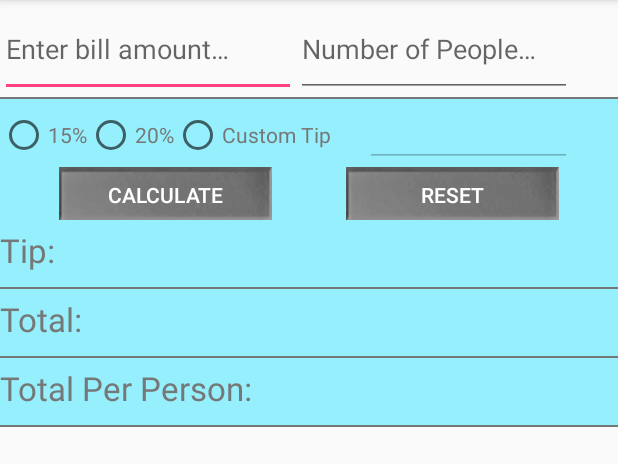
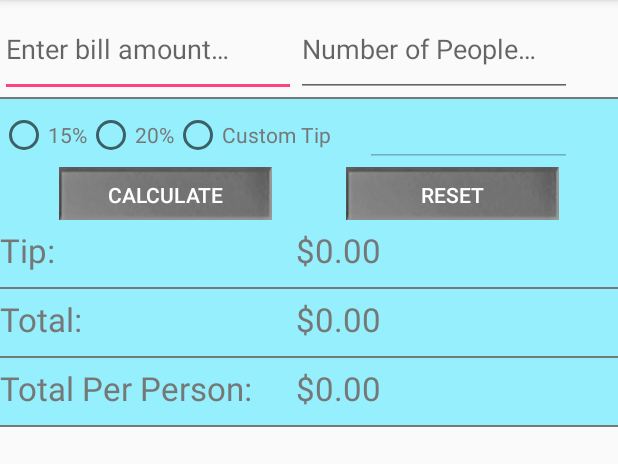
Before and after one commit to sarahryann11/TipCalculator-counter, an Android app: the screen it shows after launch (MainActivity), after a tap on "RESET", on a phone screen of 412 x 824 dp, the part 84-548 px from its top. Run offline under Robolectric (Android 15) with nearby library versions, the phone set to English and light mode, and no system bars.

Commit message:
Finalizing code

```diff
--- a/app/src/main/java/csci490/tipcalculator_counter/MainActivity.java
+++ b/app/src/main/java/csci490/tipcalculator_counter/MainActivity.java
@@ -1,3 +1,5 @@
+//Sarah Nicholson
+
 package csci490.tipcalculator_counter;
 
 import android.content.DialogInterface;
@@ -16,6 +18,7 @@ import android.view.View.OnClickListener;
 import android.view.View.OnKeyListener;
 import android.widget.RadioGroup.OnCheckedChangeListener;
 import android.widget.Toast;
+import java.text.NumberFormat;
 
 public class MainActivity extends AppCompatActivity {
 
@@ -36,6 +39,9 @@ public class MainActivity extends AppCompatActivity {
 
     private int otherTipChecked = -1;
 
+    //to format totals
+    private NumberFormat decFormat = NumberFormat.getCurrencyInstance();
+
     @Override
     public void onCreate(Bundle savedInstanceState) {
         super.onCreate(savedInstanceState);
@@ -49,6 +55,7 @@ public class MainActivity extends AppCompatActivity {
         numPeople = (EditText) findViewById(R.id.numPeople);
         tipOther = (EditText) findViewById(R.id.tipOther);
 
+        //put cursor in EditText to edit bill amount
         billAmount.requestFocus();
 
         calculateButton = (Button) findViewById(R.id.button);
@@ -67,6 +74,7 @@ public class MainActivity extends AppCompatActivity {
             @Override
             public void onCheckedChanged(RadioGroup g, int checked) {
 
+                // don't enable custom tip amount if one of these buttons are checked
                 if (checked == R.id.tip15Button || checked == R.id.tip20Button)
                 {
                     tipOther.setEnabled(false);
@@ -74,6 +82,8 @@ public class MainActivity extends AppCompatActivity {
                     calculateButton.setEnabled(billAmount.getText().length() > 0
                             && numPeople.getText().length() > 0);
                 }
+
+                // enable custom tip amount
                 if (checked == R.id.tipCustomButton)
                 {
                     tipOther.setEnabled(true);
@@ -103,7 +113,8 @@ public class MainActivity extends AppCompatActivity {
             switch (v.getId()) {
                 case R.id.bill:
                 case R.id.numPeople:
-                    calculateButton.setEnabled(billAmount.getText().length() > 0 && numPeople.getText().length() > 0);
+                    calculateButton.setEnabled(billAmount.getText().length() > 0
+                            && numPeople.getText().length() > 0);
                     break;
                 case R.id.tipOther:
                     calculateButton.setEnabled(billAmount.getText().length() > 0
@@ -124,6 +135,7 @@ public class MainActivity extends AppCompatActivity {
             if (view.getId() == R.id.button)
             {
                 calculate();
+                // show toast message that the bill has been calculated
                 Toast toast = Toast.makeText(getApplicationContext(), "Bill Calculated!", Toast.LENGTH_SHORT);
                 toast.setGravity(Gravity.TOP, 0, 200);
                 toast.show();
@@ -131,6 +143,7 @@ public class MainActivity extends AppCompatActivity {
             else
             {
                 reset();
+                // show toast message that the tip calculator has been reset
                 Toast toast = Toast.makeText(getApplicationContext(), "Calculator Reset!", Toast.LENGTH_SHORT);
                 toast.setGravity(Gravity.TOP, 0, 200);
                 toast.show();
@@ -146,20 +159,19 @@ public class MainActivity extends AppCompatActivity {
         Double numOfPeople = Double.parseDouble(numPeople.getText().toString());
         Double percentage = null;
 
+        // makes bill be at least a dollar
         if (billTotal < 1.00)
         {
             showErrorAlert("Amount not valid. Enter valid amount.", billAmount.getId());
             isError = true;
         }
 
+        // one person at least has to be paying
         if (numOfPeople < 1.00)
         {
             showErrorAlert("Number of people not valid. Enter valid number.", numPeople.getId());
             isError = true;
         }
-
-        if (otherTipChecked == -1)
-            otherTipChecked = tipsButtons.getCheckedRadioButtonId();
 
         if (otherTipChecked == R.id.tip15Button)
             percentage = 15.00;
@@ -167,9 +179,13 @@ public class MainActivity extends AppCompatActivity {
         if (otherTipChecked == R.id.tip20Button)
             percentage = 20.00;
 
+        if (otherTipChecked == -1)
+            otherTipChecked = tipsButtons.getCheckedRadioButtonId();
+
         if (otherTipChecked == R.id.tipCustomButton)
         {
             percentage = Double.parseDouble(tipOther.getText().toString());
+            // custom tip has to be more than 1%
             if (percentage < 1.00)
             {
                 showErrorAlert("Percentage not valid. Enter valid tip amount", tipOther.getId());
@@ -183,27 +199,27 @@ public class MainActivity extends AppCompatActivity {
             Double bill = (billTotal + tip);
             Double individualBill = bill / numOfPeople;
 
-            String billStr = bill.toString();
-            String tipStr = tip.toString();
-            String individualStr = individualBill.toString();
-
-            totalBillAmount.setText("$" + billStr);
-            totalTipAmount.setText("$" + tipStr);
-            totalTipPerPerson.setText("$" + individualStr);
+            // set the TextViews and edit the calculations to look like money values
+            totalBillAmount.setText(decFormat.format(bill));
+            totalTipAmount.setText(decFormat.format(tip));
+            totalTipPerPerson.setText(decFormat.format(individualBill));
         }
 
     }
 
     private void reset()
     {
-        totalBillAmount.setText("");
-        totalTipAmount.setText("");
-        totalTipPerPerson.setText("");
+        // reset everything if reset button is hit
+        totalBillAmount.setText("$0.00");
+        totalTipAmount.setText("$0.00");
+        totalTipPerPerson.setText("$0.00");
         billAmount.setText("");
         numPeople.setText("");
         tipOther.setText("");
 
+
         tipsButtons.clearCheck();
+        // refocus the cursor to edit the bill amount
         billAmount.requestFocus();
     }
 
```
